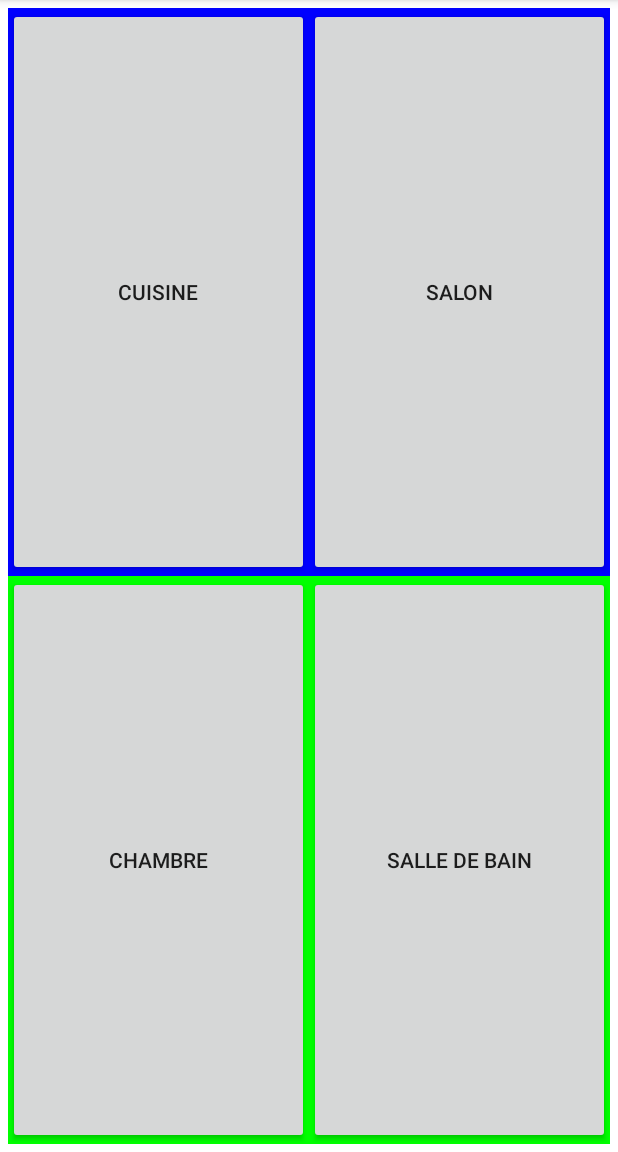
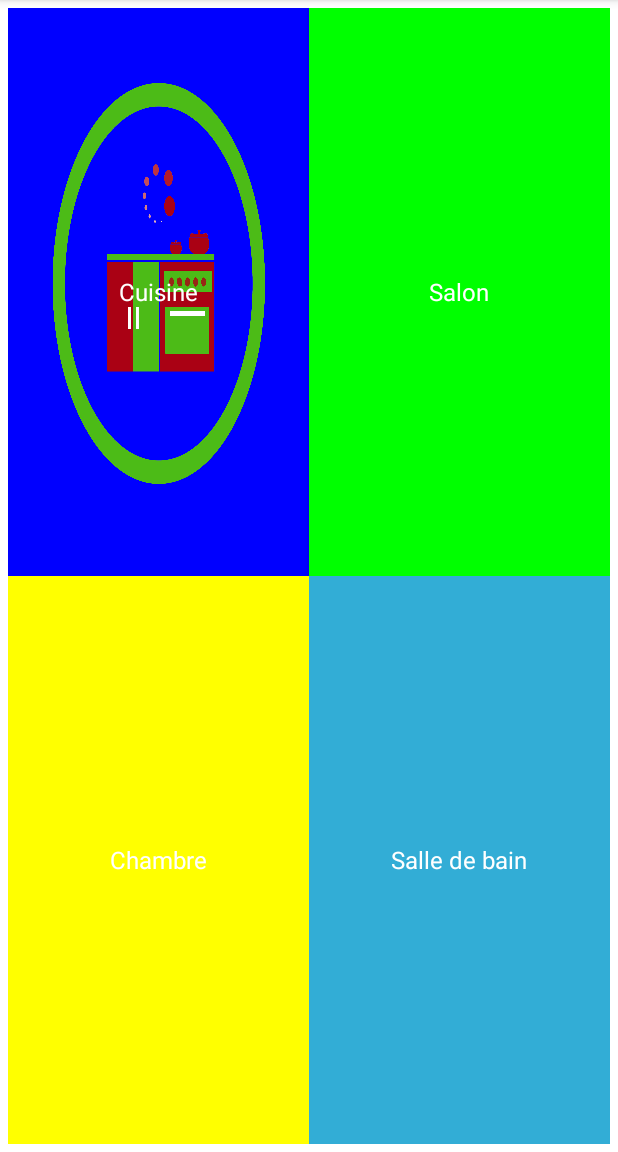
Before and after one commit to sync-n-cook/sync-n-cook, an Android app: the screen it shows after launch (MainActivity), on a phone screen of 412 x 824 dp, the part 84-1236 px from its top. Run offline under Robolectric (Android 15) with nearby library versions, the phone set to English and light mode, and no system bars.

Commit message:
modification style

```diff
--- a/Domoid/app/src/main/res/layout/activity_main.xml
+++ b/Domoid/app/src/main/res/layout/activity_main.xml
@@ -19,14 +19,18 @@
             android:text="@string/kitchen"
             android:layout_height="fill_parent"
             android:layout_width="fill_parent"
-            android:layout_weight="1"/>
+            android:layout_weight="1"
+            style="@style/ThemeKitchen"
+            android:background="@drawable/syncncook_logo"
+            android:textAlignment="viewEnd" />
 
         <Button
             android:id="@+id/b_livingroom"
             android:text="@string/livingroom"
             android:layout_height="fill_parent"
             android:layout_width="fill_parent"
-            android:layout_weight="1"/>
+            android:layout_weight="1"
+            style="@style/ThemeSalon" />
     </LinearLayout>
 
     <LinearLayout
@@ -41,13 +45,15 @@
             android:text="@string/bedroom"
             android:layout_height="fill_parent"
             android:layout_width="fill_parent"
-            android:layout_weight="1"/>
+            android:layout_weight="1"
+            style="@style/ThemeRoom" />
 
         <Button
             android:id="@+id/b_bathroom"
             android:text="@string/bathroom"
             android:layout_height="fill_parent"
             android:layout_width="fill_parent"
-            android:layout_weight="1"/>
+            android:layout_weight="1"
+            style="@style/ThemeBathRoom" />
     </LinearLayout>
 </LinearLayout>
--- /dev/null
+++ b/Domoid/app/src/main/res/values/themes.xml
@@ -0,0 +1,29 @@
+<?xml version="1.0" encoding="utf-8"?>
+<resources>
+    <color name="dark_green">#002000</color>
+    <color name="yellow">#ffff00</color>
+    <color name="white">#ffffff</color>
+    <color name="red">#ff0000</color>
+    <color name="blue">#32add6</color>
+    <color name="green">#00ff00</color>
+
+    <style name="ThemeKitchen" parent="@android:style/Theme.Holo">
+        <item name="android:background">@color/red</item>
+        <item name="android:textColor">@color/white</item>
+    </style>
+
+    <style name="ThemeBathRoom" parent="@android:style/Theme.Holo">
+        <item name="android:background">@color/blue</item>
+        <item name="android:textColor">@color/white</item>
+    </style>
+
+    <style name="ThemeSalon" parent="@android:style/Theme.Holo">
+        <item name="android:background">@color/green</item>
+        <item name="android:textColor">@color/white</item>
+    </style>
+
+    <style name="ThemeRoom" parent="@android:style/Theme.Holo">
+        <item name="android:background">@color/yellow</item>
+        <item name="android:textColor">@color/white</item>
+    </style>
+</resources>
```
Also changed, not shown: Domoid/app/src/main/res/drawable-hdpi/syncncook_logo.png (added), Domoid/app/src/main/res/drawable-hdpi/syncnhouse_logo.png (added), Domoid/app/src/main/res/drawable-hdpi/syncnrest.png (added), Domoid/app/src/main/res/drawable-mdpi/syncncook_logo.png (added), Domoid/app/src/main/res/drawable-mdpi/syncnhouse_logo.png (added), Domoid/app/src/main/res/drawable-mdpi/syncnrest.png (added), Domoid/app/src/main/res/drawable-xhdpi/syncncook_logo.png (added), Domoid/app/src/main/res/drawable-xhdpi/syncnhouse_logo.png (added), Domoid/app/src/main/res/drawable-xhdpi/syncnrest.png (added), Domoid/app/src/main/res/drawable-xxhdpi/syncncook_logo.png (added), Domoid/app/src/main/res/drawable-xxhdpi/syncnhouse_logo.png (added), Domoid/app/src/main/res/drawable-xxhdpi/syncnrest.png (added), 1 other file.
